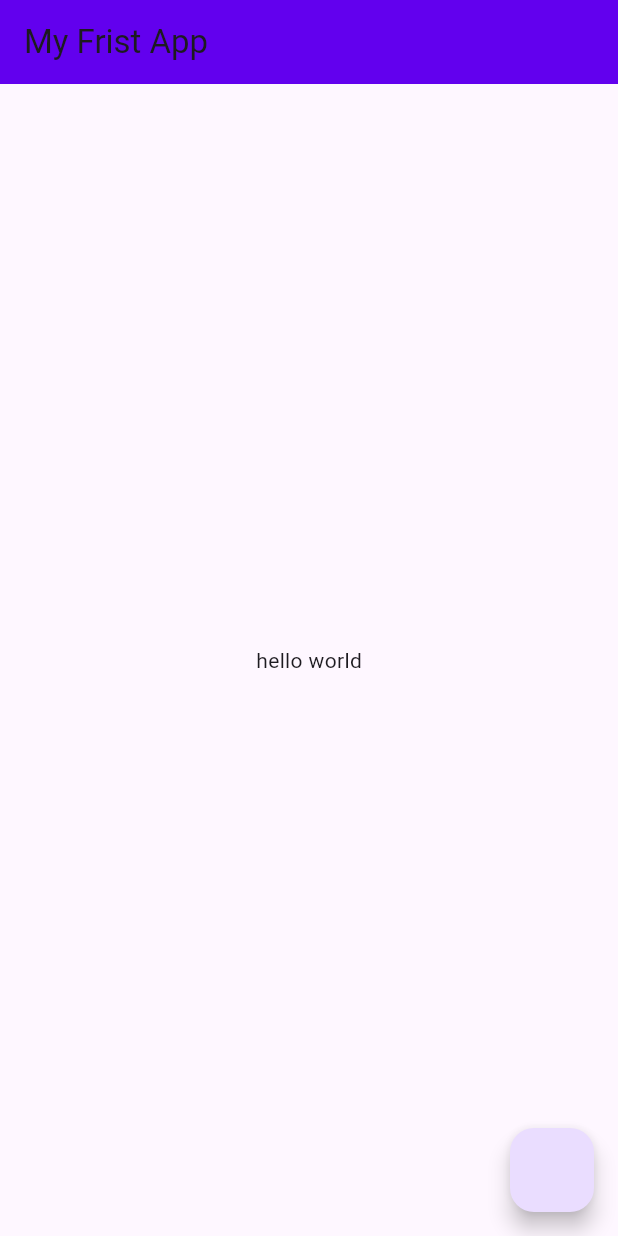
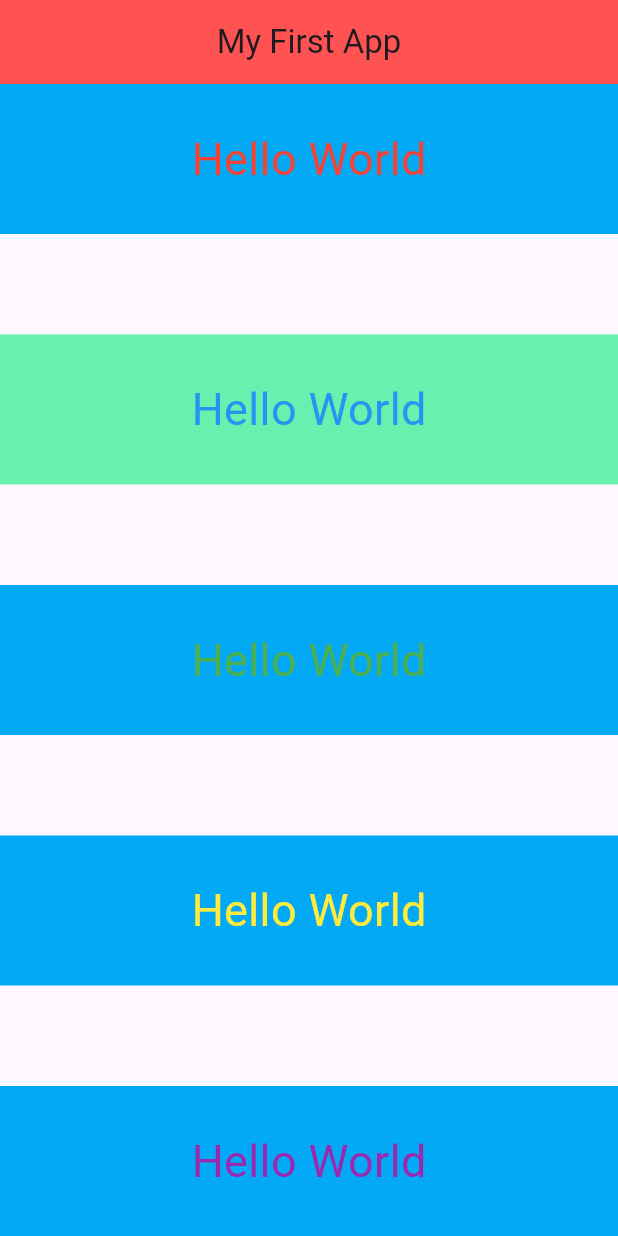
Before and after one commit to IbrahimElshishtawy/flutter_application_1, a Flutter app: the screen it shows after launch, on a phone screen of 412 x 824 dp. Run offline on Flutter 3.47's test engine with Material 3 defaults, Android fonts, the phone set to English and light mode, and no system bars.

```diff
--- a/lib/main.dart
+++ b/lib/main.dart
@@ -1,28 +1,90 @@
 import 'package:flutter/material.dart';
 
 void main() {
-  Text text = Text("hello world");
   //text is a widget that displays a string of text
   // center widget is used to center the child widget
   // Scafflod widget
-  runApp(
-    MaterialApp(
-      home: Scaffold(
-        // Scaffold is a widget that provides a structure for the app
-        appBar: AppBar(
-          // appBar is a widget that displays a material design app bar
-          title: Text("My Frist App"),
-          // title is a widget that displays a string of text
-          backgroundColor: Color(0xFF6200EE),
-        ),
-        floatingActionButton: FloatingActionButton(onPressed: () {}),
-        // floatingActionButton is a widget that displays a button that floats above the content
-        body: Center(child: text),
-        // body is a widget that displays the main content of the app
-      ),
-    ),
-  );
+  runApp(HelloWorld());
   // runApp is a function that takes a widget and makes it the root of the widget tree
 }
 
 // The main function is the entry point of the application
+class HelloWorld extends StatelessWidget {
+  // StatelessWidget is a widget that does not require mutable state
+  List<Widget> mywidgets = [];
+  Widget build(BuildContext context) {
+    return MaterialApp(
+      home: Scaffold(
+        appBar: AppBar(
+          title: Text('My First App'),
+          centerTitle: true,
+
+          backgroundColor: Colors.redAccent,
+        ),
+        body: Column(
+          mainAxisAlignment: MainAxisAlignment.spaceBetween,
+          crossAxisAlignment: CrossAxisAlignment.stretch,
+          children: [
+            Container(
+              height: 100,
+              width: 200,
+              color: Colors.lightBlue,
+              child: Center(
+                child: Text(
+                  'Hello World',
+                  style: TextStyle(fontSize: 30, color: Colors.red),
+                ),
+              ),
+            ),
+            Container(
+              height: 100,
+              width: 100,
+              color: Colors.greenAccent,
+              child: Center(
+                child: Text(
+                  'Hello World',
+                  style: TextStyle(fontSize: 30, color: Colors.blue),
+                ),
+              ),
+            ),
+            Container(
+              height: 100,
+              width: 100,
+              color: Colors.lightBlue,
+              child: Container(
+                child: Center(
+                  child: Text(
+                    'Hello World',
+                    style: TextStyle(fontSize: 30, color: Colors.green),
+                  ),
+                ),
+              ),
+            ),
+            Container(
+              height: 100,
+              width: 100,
+              color: Colors.lightBlue,
+              child: Center(
+                child: Text(
+                  'Hello World',
+                  style: TextStyle(fontSize: 30, color: Colors.yellow),
+                ),
+              ),
+            ),
+            Container(
+              height: 100,
+              width: 100,
+              color: Colors.lightBlue,
+              child: Center(
+                child: Text(
+                  'Hello World',
+                  style: TextStyle(fontSize: 30, color: Colors.purple),
+                ),
+              ),
+            ),
+          ],
+        ),
+      ),
+    );
+  }
+}
```
